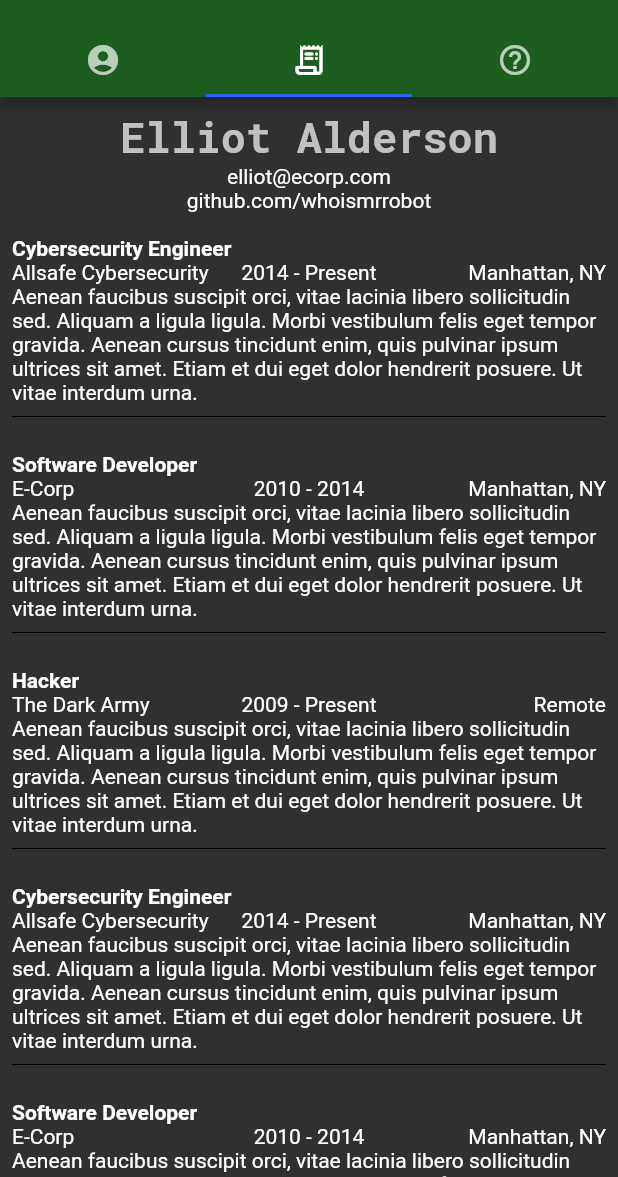
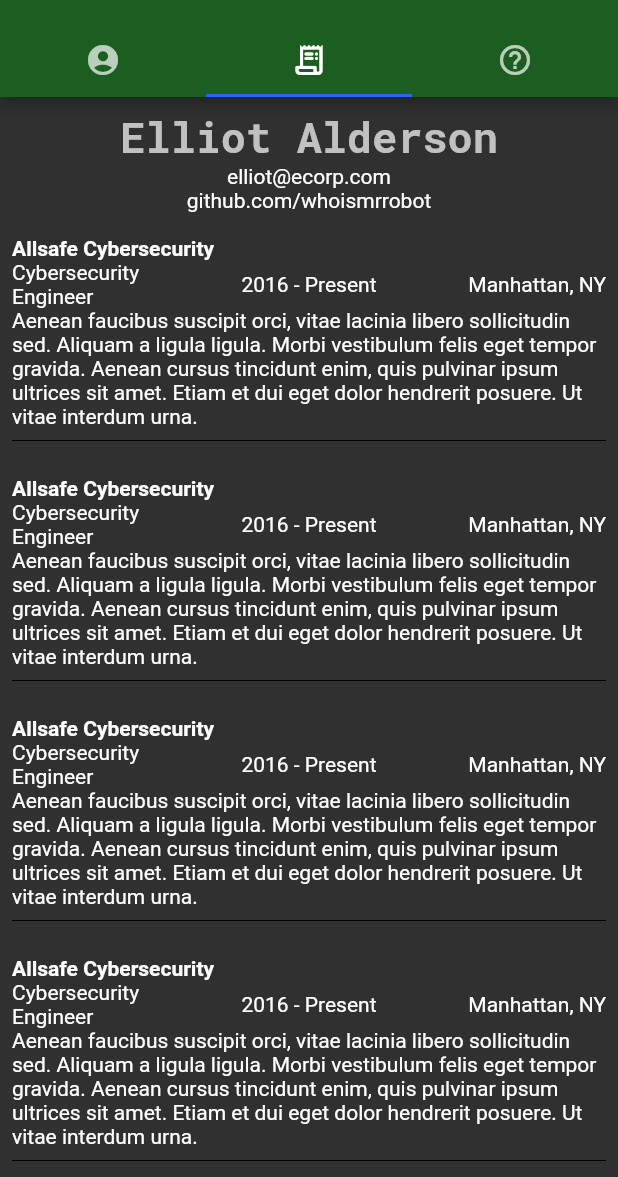
Before and after one commit to stuttskl/call_me_maybe, a Flutter app: the screen it shows after launch, tab 2 chosen, on a phone screen of 412 x 824 dp, the part 59-1236 px from its top. Run offline on Flutter 3.47's test engine with Material 2 defaults, Android fonts, the phone set to English and light mode, and no system bars.

```diff
--- /dev/null
+++ b/assets/work_history.json
@@ -0,0 +1,39 @@
+{
+  "work_history": [
+      {
+        "title": "Cybersecurity Engineer",
+        "company": "Allsafe Cybersecurity",
+        "dates": "2016 - Present",
+        "location": "Manhattan, NY",
+        "description": "Aenean faucibus suscipit orci, vitae lacinia libero sollicitudin sed. Aliquam a ligula ligula. Morbi vestibulum felis eget tempor gravida. Aenean cursus tincidunt enim, quis pulvinar ipsum ultrices sit amet. Etiam et dui eget dolor hendrerit posuere. Ut vitae interdum urna."
+      },
+      {
+        "title": "Cybersecurity Engineer",
+        "company": "Allsafe Cybersecurity",
+        "dates": "2016 - Present",
+        "location": "Manhattan, NY",
+        "description": "Aenean faucibus suscipit orci, vitae lacinia libero sollicitudin sed. Aliquam a ligula ligula. Morbi vestibulum felis eget tempor gravida. Aenean cursus tincidunt enim, quis pulvinar ipsum ultrices sit amet. Etiam et dui eget dolor hendrerit posuere. Ut vitae interdum urna."
+      },
+      {
+        "title": "Cybersecurity Engineer",
+        "company": "Allsafe Cybersecurity",
+        "dates": "2016 - Present",
+        "location": "Manhattan, NY",
+        "description": "Aenean faucibus suscipit orci, vitae lacinia libero sollicitudin sed. Aliquam a ligula ligula. Morbi vestibulum felis eget tempor gravida. Aenean cursus tincidunt enim, quis pulvinar ipsum ultrices sit amet. Etiam et dui eget dolor hendrerit posuere. Ut vitae interdum urna."
+      },
+      {
+        "title": "Cybersecurity Engineer",
+        "company": "Allsafe Cybersecurity",
+        "dates": "2016 - Present",
+        "location": "Manhattan, NY",
+        "description": "Aenean faucibus suscipit orci, vitae lacinia libero sollicitudin sed. Aliquam a ligula ligula. Morbi vestibulum felis eget tempor gravida. Aenean cursus tincidunt enim, quis pulvinar ipsum ultrices sit amet. Etiam et dui eget dolor hendrerit posuere. Ut vitae interdum urna."
+      },
+      {
+        "title": "Cybersecurity Engineer",
+        "company": "Allsafe Cybersecurity",
+        "dates": "2016 - Present",
+        "location": "Manhattan, NY",
+        "description": "Aenean faucibus suscipit orci, vitae lacinia libero sollicitudin sed. Aliquam a ligula ligula. Morbi vestibulum felis eget tempor gravida. Aenean cursus tincidunt enim, quis pulvinar ipsum ultrices sit amet. Etiam et dui eget dolor hendrerit posuere. Ut vitae interdum urna."
+      }
+  ]
+}
--- a/lib/components/tab_bar.dart
+++ b/lib/components/tab_bar.dart
@@ -1,8 +1,8 @@
 import 'package:flutter/material.dart';
-import '../screens/biz_card_screen.dart';
+// import screens used for tab nav
 import '../screens/resume_screen.dart';
 import '../screens/question_screen.dart';
-import '../screens/test_state.dart';
+import '../screens/business_card_screen.dart';
 
 class MainTabController extends StatelessWidget {
   static const tabs = [
@@ -11,16 +11,21 @@ class MainTabController extends StatelessWidget {
     Tab(icon: Icon(Icons.help_outline)),
   ];
 
-  final screens = [TestState(), ResumeScreen(), QuestionScreen()];
+  final screens = [BusinessCard(), Resume(), QuestionScreen()];
 
   @override
   Widget build(BuildContext context) {
     return DefaultTabController(
-        length: 3,
-        initialIndex: 0,
-        child: Scaffold(
-            appBar: AppBar(
-                title: Text('Call Me Maybe'), bottom: TabBar(tabs: tabs)),
-            body: TabBarView(children: screens)));
+      length: screens.length,
+      initialIndex: 0,
+      child: Scaffold(
+        appBar: AppBar(
+          title: Text('Call Me Maybe'), bottom: TabBar(tabs: tabs)
+        ),
+        body: TabBarView(
+          children: screens
+        )
+      )
+    );
   }
 }
--- a/lib/main.dart
+++ b/lib/main.dart
@@ -1,5 +1,4 @@
 import 'package:flutter/material.dart';
-import 'package:flutter/services.dart' show rootBundle;
 import 'app.dart';
 
 void main() async {
--- /dev/null
+++ b/lib/screens/business_card_screen.dart
@@ -0,0 +1,31 @@
+import 'package:flutter/material.dart';
+import '../components/contact_card.dart';
+
+class BusinessCard extends StatelessWidget {
+
+  @override
+  Widget build(BuildContext context) {
+    return Container(
+      child: SafeArea(
+        left: true,
+        top: true,
+        right: true,
+        bottom: true,
+        child: Row(
+          mainAxisAlignment: MainAxisAlignment.center,
+          children: [
+            ContactCard(
+              img: "assets/mr_robot.jpg",
+              name: "Elliot Alderson",
+              title: "Cybersecurity Engineer",
+              company: "Allsafe Cybersecurity",
+              phone: "(212) 555-0179",
+              website: "ecorp.com",
+              email: "elliot@allsafe.com"
+            )
+          ],
+        )
+      )
+    );
+  }
+}
--- a/lib/screens/resume_screen.dart
+++ b/lib/screens/resume_screen.dart
@@ -1,77 +1,58 @@
 import 'package:flutter/material.dart';
+import 'package:flutter/services.dart' show rootBundle;
+import 'dart:async' show Future;
+import 'dart:convert';
+// import custom widgets
 import '../components/resume_entry.dart';
 import '../components/resume_header.dart';
 
 
-class ResumeScreen extends StatelessWidget {
+class Resume extends StatefulWidget {
+  @override
+  _ResumeState createState() => _ResumeState();
+}
+
+class _ResumeState extends State<Resume> {
+  List work_history = [];
+
+  // Fetch content from the json file
+  Future<void> readJson() async {
+    final String response = await rootBundle.loadString('assets/work_history.json');
+    final data = await json.decode(response);
+
+    if (this.mounted) {
+      setState(() {
+        work_history = data["work_history"];
+      });
+    } else {
+      return;
+    }
+  }
+
   @override
   Widget build(BuildContext context) {
-    return DefaultTextStyle(
-      style: Theme.of(context).textTheme.bodyText2,
-      child: LayoutBuilder(
-        builder: (BuildContext context, BoxConstraints viewportConstraints) {
+    // read json file upon loading of widget
+    readJson();
+    return LayoutBuilder(
+      builder: (
+        BuildContext context, BoxConstraints viewportConstraints) {
           return SingleChildScrollView(
-            child: ConstrainedBox(
-              constraints: BoxConstraints(
-                minHeight: viewportConstraints.maxHeight,
-              ),
-              child: Column(
-                children: <Widget>[
-                  ResumeHeader(name: 'Elliot Alderson', email: 'elliot@ecorp.com', website: 'github.com/whoismrrobot'),
+            child: Column(
+              crossAxisAlignment: CrossAxisAlignment.stretch,
+              children: [
+                ResumeHeader(name: 'Elliot Alderson', email: 'elliot@ecorp.com', website: 'github.com/whoismrrobot'),
+                for (var i = 0; i < work_history.length; i++)
                   ResumeEntry(
-                    companyName: 'Allsafe Cybersecurity',
-                    jobTitle: 'Cybersecurity Engineer',
-                    jobDates: '2014 - Present',
-                    location: 'Manhattan, NY',
-                    jobDescription:
-                      'Aenean faucibus suscipit orci, vitae lacinia libero sollicitudin sed. Aliquam a ligula ligula. Morbi vestibulum felis eget tempor gravida. Aenean cursus tincidunt enim, quis pulvinar ipsum ultrices sit amet. Etiam et dui eget dolor hendrerit posuere. Ut vitae interdum urna.',
-                  ),
-                  ResumeEntry(
-                    companyName: 'E-Corp',
-                    jobTitle: 'Software Developer',
-                    jobDates: '2010 - 2014',
-                    location: 'Manhattan, NY',
-                    jobDescription:
-                      'Aenean faucibus suscipit orci, vitae lacinia libero sollicitudin sed. Aliquam a ligula ligula. Morbi vestibulum felis eget tempor gravida. Aenean cursus tincidunt enim, quis pulvinar ipsum ultrices sit amet. Etiam et dui eget dolor hendrerit posuere. Ut vitae interdum urna.',
-                  ),
-                  ResumeEntry(
-                    companyName: 'The Dark Army',
-                    jobTitle: 'Hacker',
-                    jobDates: '2009 - Present',
-                    location: 'Remote',
-                    jobDescription:
-                        'Aenean faucibus suscipit orci, vitae lacinia libero sollicitudin sed. Aliquam a ligula ligula. Morbi vestibulum felis eget tempor gravida. Aenean cursus tincidunt enim, quis pulvinar ipsum ultrices sit amet. Etiam et dui eget dolor hendrerit posuere. Ut vitae interdum urna.',
-                  ),
-                  ResumeEntry(
-                    companyName: 'Allsafe Cybersecurity',
-                    jobTitle: 'Cybersecurity Engineer',
-                    jobDates: '2014 - Present',
-                    location: 'Manhattan, NY',
-                    jobDescription:
-                      'Aenean faucibus suscipit orci, vitae lacinia libero sollicitudin sed. Aliquam a ligula ligula. Morbi vestibulum felis eget tempor gravida. Aenean cursus tincidunt enim, quis pulvinar ipsum ultrices sit amet. Etiam et dui eget dolor hendrerit posuere. Ut vitae interdum urna.',
-                  ),
-                  ResumeEntry(
-                    companyName: 'E-Corp',
-                    jobTitle: 'Software Developer',
-                    jobDates: '2010 - 2014',
-                    location: 'Manhattan, NY',
-                    jobDescription:
-                      'Aenean faucibus suscipit orci, vitae lacinia libero sollicitudin sed. Aliquam a ligula ligula. Morbi vestibulum felis eget tempor gravida. Aenean cursus tincidunt enim, quis pulvinar ipsum ultrices sit amet. Etiam et dui eget dolor hendrerit posuere. Ut vitae interdum urna.',
-                  ),
-                  ResumeEntry(
-                    companyName: 'The Dark Army',
-                    jobTitle: 'Hacker',
-                    jobDates: '2009 - Present',
-                    location: 'Remote',
-                    jobDescription:
-                        'Aenean faucibus suscipit orci, vitae lacinia libero sollicitudin sed. Aliquam a ligula ligula. Morbi vestibulum felis eget tempor gravida. Aenean cursus tincidunt enim, quis pulvinar ipsum ultrices sit amet. Etiam et dui eget dolor hendrerit posuere. Ut vitae interdum urna.',
-                  ),
-                ],
-              ),
-            ),
+                    companyName: work_history[i]["title"],
+                    jobTitle: work_history[i]["company"],
+                    jobDates: work_history[i]["dates"],
+                    location: work_history[i]["location"],
+                    jobDescription: work_history[i]["description"]
+                  )
+              ],
+            )
           );
-        },
-      ),
-    );
+        }
+      );
   }
 }
--- a/pubspec.yaml
+++ b/pubspec.yaml
@@ -24,8 +24,7 @@ flutter:
   uses-material-design: true
 
   assets:
-    - assets/data.json
-    - assets/sample.json
+    - assets/work_history.json
     - assets/user_data.json
     - assets/mr_robot.jpg
 
```
Also changed, not shown: assets/data.json (deleted, +0 -46 lines), assets/sample.json (deleted, +0 -19 lines), lib/screens/biz_card_screen.dart (deleted, +0 -27 lines), lib/screens/test_state.dart (deleted, +0 -45 lines).
